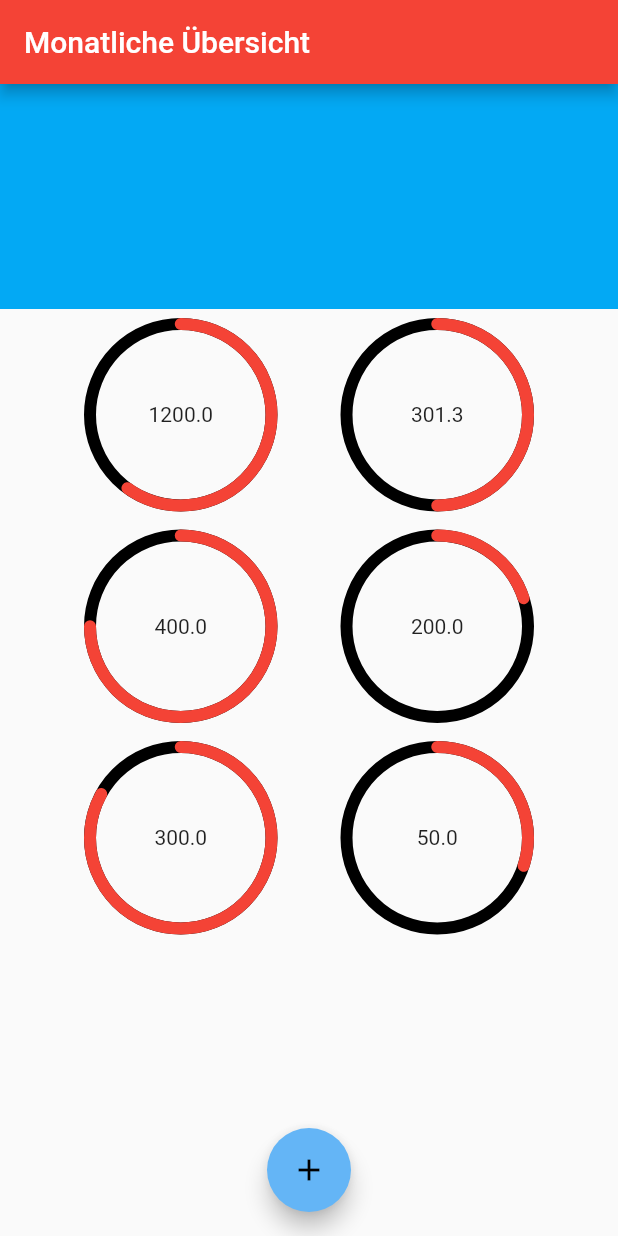
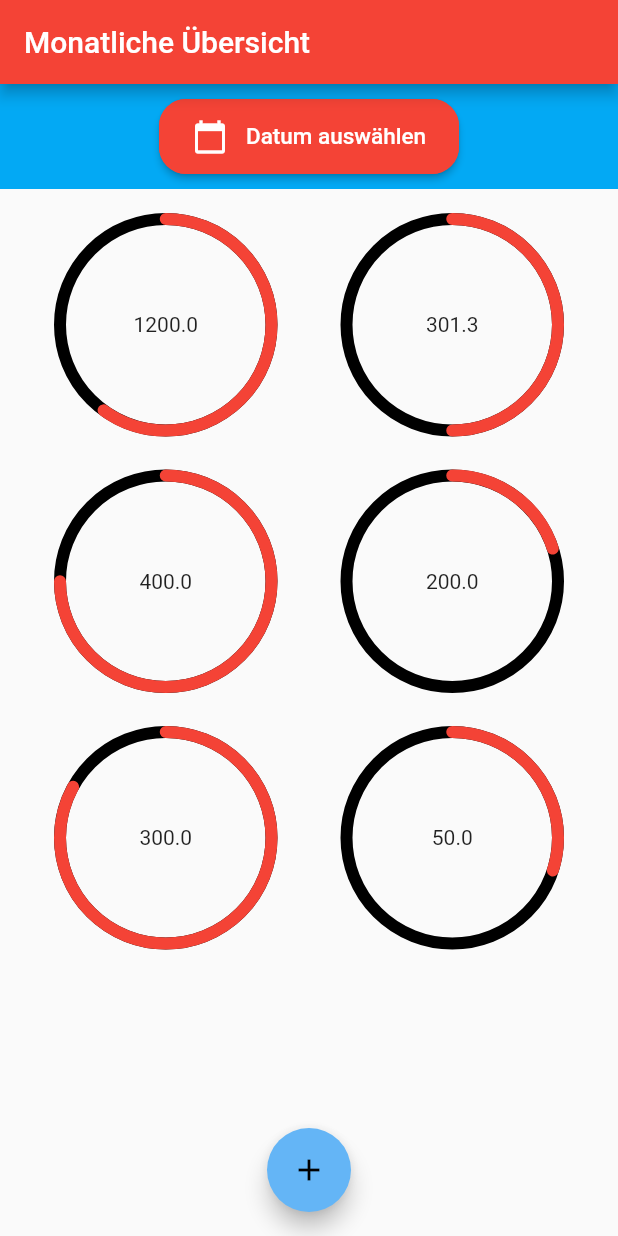
Before and after one commit to Undermyspell/flutter, a Flutter app: the screen it shows after launch, on a phone screen of 412 x 824 dp. Run offline on Flutter 3.47's test engine with Material 2 defaults, Android fonts, the phone set to English and light mode, and no system bars; our stand-ins replace month_picker_dialog.

```diff
--- a/power-usage/power_usage/lib/screens/monthly_usage_screen.dart
+++ b/power-usage/power_usage/lib/screens/monthly_usage_screen.dart
@@ -3,10 +3,12 @@ import 'package:flutter/cupertino.dart';
 import 'package:flutter/material.dart';
 import '../widgets/power_usage_tile.dart';
 import '../state/usages.dart';
+import 'package:month_picker_dialog/month_picker_dialog.dart';
 
 class MonthlyUsageScreen extends StatelessWidget {
   static const String routeName = "/monthlyusages";
   final loadedPowerUsage = POWER_USAGES;
+  DateTime datePicked = DateTime.now();
 
   @override
   Widget build(BuildContext context) {
@@ -22,7 +24,46 @@ class MonthlyUsageScreen extends StatelessWidget {
               Expanded(
                 child: Container(
                   color: Colors.lightBlue,
-                  height: 150,
+                  height: 70,
+                  alignment: Alignment.center,
+                  child: Container(
+                    height: 50,
+                    width: 200,
+                    child: RaisedButton(
+                      shape: RoundedRectangleBorder(
+                        borderRadius: BorderRadius.circular(18.0),
+                        side: BorderSide(color: Colors.red),
+                      ),
+                      textColor: Colors.white,
+                      color: Colors.red,
+                      onPressed: () async {
+                        final picked = await showMonthPicker(
+                            context: context, initialDate: datePicked);
+                        datePicked = picked != null ? picked : datePicked;
+                        print(picked);
+                      },
+                      child: Row(
+                        mainAxisAlignment: MainAxisAlignment.spaceAround,
+                        children: [
+                          const Icon(
+                            Icons.calendar_today,
+                            color: Colors.white,
+                            size: 24.0,
+                          ),
+                          Flexible(
+                            child: const Text(
+                              'Datum auswählen',
+                              overflow: TextOverflow.ellipsis,
+                              softWrap: false,
+                              style: TextStyle(
+                                fontSize: 15,
+                              ),
+                            ),
+                          ),
+                        ],
+                      ),
+                    ),
+                  ),
                 ),
               ),
             ],
@@ -30,10 +71,10 @@ class MonthlyUsageScreen extends StatelessWidget {
           Expanded(
             child: Container(
                 child: GridView.count(
-              padding: EdgeInsets.symmetric(horizontal: 60, vertical: 10),
+              padding: EdgeInsets.symmetric(horizontal: 40, vertical: 20),
               crossAxisCount: 2,
               crossAxisSpacing: 50,
-              mainAxisSpacing: 20,
+              mainAxisSpacing: 30,
               childAspectRatio: 1 / 1,
               children: [
                 PowerUsageTile(
--- a/power-usage/power_usage/pubspec.yaml
+++ b/power-usage/power_usage/pubspec.yaml
@@ -23,6 +23,7 @@ environment:
 dependencies:
   flutter:
     sdk: flutter
+  month_picker_dialog: ^0.3.2
 
 
   # The following adds the Cupertino Icons font to your application.
```
Also changed, not shown: power-usage/power_usage/pubspec.lock.
